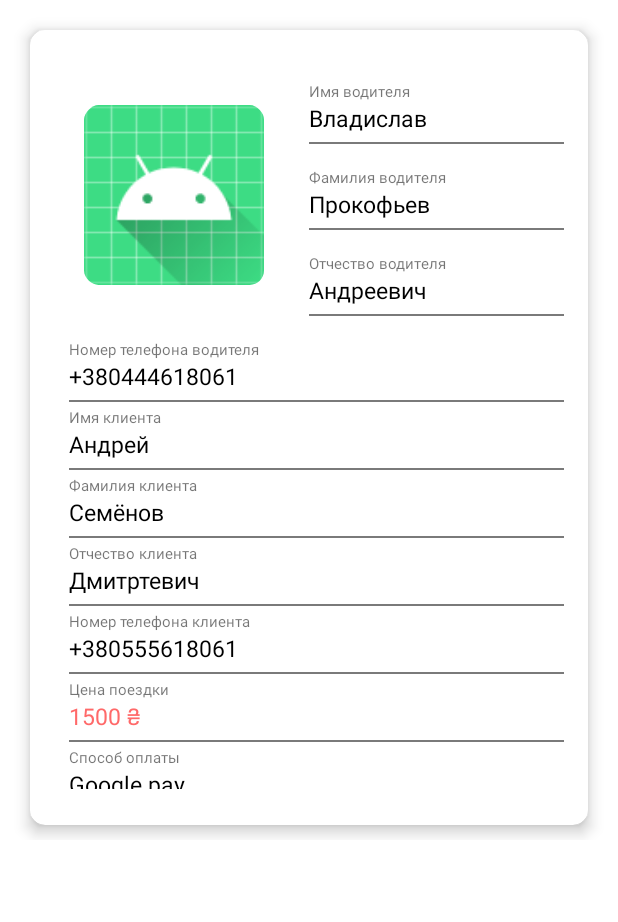
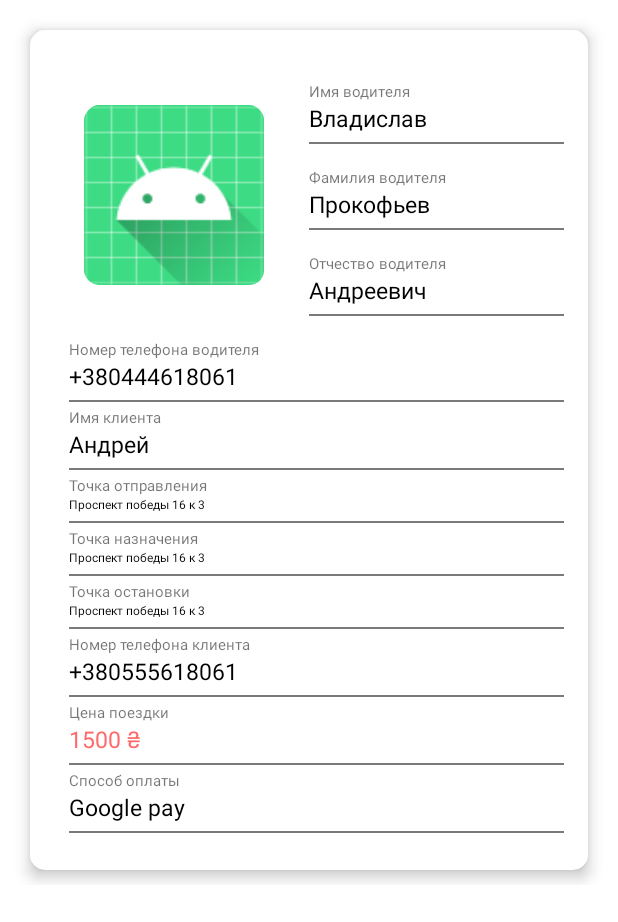
Before and after one commit to IAlwaysCombined/Taxi_app_admin, an Android app: the layout item_statistics.xml on its own in the app's theme, with its tools: preview values and no code run, on a phone screen of 412 x 824 dp. Shown: the top 922 px of the screen. Run offline under Robolectric (Android 15) with nearby library versions, the phone set to English and light mode, and no system bars.

Commit message:
Last version.

```diff
--- a/app/src/main/java/com/example/taxi_app_admin/adapters/OrderCreateAccountDriverAdapter.kt
+++ b/app/src/main/java/com/example/taxi_app_admin/adapters/OrderCreateAccountDriverAdapter.kt
@@ -68,6 +68,8 @@ class OrderCreateAccountDriverAdapter(private var mOrderList: MutableList<Common
             dateMap[CAR] = mOrderList[position].car
             dateMap[CHILD_BLOC] = UNBLOCK
             dateMap[CAR_NUMBER] = mOrderList[position].car_number
+            dateMap[CHILD_ROLE] = DRIVER_ROLE
+            dateMap[CHILD_EMAIL_DRIVER] = mOrderList[position].email_driver
             dateMap[PHONE_NUMBER_DRIVER] = mOrderList[position].phone_number_driver
             REF_DATABASE_ROOT.child(NODE_DRIVERS).child(mOrderList[position].uid).updateChildren(dateMap)
             showToast(APP_ACTIVITY.getString(R.string.driver_created_toast))
--- a/app/src/main/java/com/example/taxi_app_admin/adapters/RideStatisticsAdapter.kt
+++ b/app/src/main/java/com/example/taxi_app_admin/adapters/RideStatisticsAdapter.kt
@@ -21,8 +21,9 @@ class RideStatisticsAdapter(private var mRideList: MutableList<CommonModel>): Re
         val photoDriver: ImageView? = itemView.findViewById(R.id.driver_image_order_create_account)
         //User data
         val nameUser: TextView? = itemView.findViewById(R.id.name_user_ride_item)
-        val lastNameUser: TextView? = itemView.findViewById(R.id.last_name_user_ride_item)
-        val surnameUser: TextView? = itemView.findViewById(R.id.surname_user_ride_item)
+        val startLocation: TextView? = itemView.findViewById(R.id.start_location_ride_item)
+        val endLocation: TextView? = itemView.findViewById(R.id.end_location_ride_item)
+        val stopLocation: TextView? = itemView.findViewById(R.id.stop_location_ride_item)
         val phoneNumberUser: TextView? = itemView.findViewById(R.id.phone_number_user_ride_item)
         //Ride data
         val coastRide: TextView? = itemView.findViewById(R.id.coast_ride_ride_item)
@@ -39,12 +40,14 @@ class RideStatisticsAdapter(private var mRideList: MutableList<CommonModel>): Re
         holder.nameDriver?.text = mRideList[position].name_driver
         holder.lastNameDriver?.text = mRideList[position].last_name_driver
         holder.surnameDriver?.text = mRideList[position].surname_driver
-        holder.phoneNumberDriver?.text = mRideList[position].phone_number
+        holder.phoneNumberDriver?.text = mRideList[position].phone_number_driver
         holder.photoDriver?.downloadAndSetImage(mRideList[position].photo_driver)
+
         holder.nameUser?.text = mRideList[position].name_user
-        holder.lastNameUser?.text = mRideList[position].last_name_user
-        holder.surnameUser?.text = mRideList[position].surname_user
-        holder.phoneNumberUser?.text = mRideList[position].phone_number_user
+        holder.startLocation?.text = mRideList[position].start_ride
+        holder.endLocation?.text = mRideList[position].end_ride
+        holder.stopLocation?.text = mRideList[position].center_ride
+        holder.phoneNumberUser?.text = mRideList[position].phone_user
         holder.coastRide?.text = mRideList[position].coast_ride
         holder.payMethod?.text = mRideList[position].pay_method
     }
--- a/app/src/main/java/com/example/taxi_app_admin/database/databaseValue.kt
+++ b/app/src/main/java/com/example/taxi_app_admin/database/databaseValue.kt
@@ -31,9 +31,11 @@ const val PHONE_NUMBER_DRIVER = "phone_number_driver"
 const val UID_DRIVER = "uid"
 const val CHILD_ROLE = "role"
 const val CHILD_BLOC = "bloc"
+const val CHILD_EMAIL_DRIVER = "email_driver"
 
 //Const role
 const val ADMIN_ROLE = "admin"
+const val DRIVER_ROLE = "driver"
 
 //Block drivers
 const val BLOCK = "block"
--- a/app/src/main/java/com/example/taxi_app_admin/models/CommonModel.kt
+++ b/app/src/main/java/com/example/taxi_app_admin/models/CommonModel.kt
@@ -7,17 +7,21 @@ data class CommonModel (
     val name_driver: String = "",
     val last_name_driver: String = "",
     val surname_driver: String = "",
-    val phone_number: String = "",
+    val phone_user: String = "",
     val car_number: String = "",
     val car: String = "",
     val photo_driver: String = "empty",
     val photo_car: String = "empty",
     val photo_licence: String = "empty",
     val bloc: String = "",
+    val email_driver: String = "",
 
     val name_user: String = "",
     val last_name_user: String = "",
     val surname_user: String = "",
+    val start_ride: String = "",
+    val end_ride: String = "",
+    val center_ride: String = "",
     val phone_number_user: String = "",
     val phone_number_driver: String = "",
 
--- a/app/src/main/res/layout/item_statistics.xml
+++ b/app/src/main/res/layout/item_statistics.xml
@@ -1,13 +1,14 @@
 <?xml version="1.0" encoding="utf-8"?>
 <androidx.constraintlayout.widget.ConstraintLayout xmlns:android="http://schemas.android.com/apk/res/android"
+    xmlns:tools="http://schemas.android.com/tools"
     android:layout_width="match_parent"
-    android:layout_height="560dp"
+    android:layout_height="590dp"
     xmlns:app="http://schemas.android.com/apk/res-auto">
 
     <androidx.cardview.widget.CardView
         style="@style/card_view_style"
         android:layout_width="match_parent"
-        android:layout_height="530dp"
+        android:layout_height="560dp"
         app:layout_constraintTop_toTopOf="parent"
         app:layout_constraintStart_toStartOf="parent"
         app:layout_constraintEnd_toEndOf="parent">
@@ -129,53 +130,80 @@
                 app:layout_constraintTop_toBottomOf="@+id/name_user_ride_item" />
 
             <TextView
-                android:id="@+id/last_name_user_item_ride_description"
+                android:id="@+id/start_location_item_ride_description"
                 style="@style/description_data_text_view_style"
-                android:text="@string/last_name_user_item_description_text_view"
+                android:text="@string/start_location_text_view"
                 app:layout_constraintStart_toStartOf="parent"
                 app:layout_constraintTop_toBottomOf="@+id/name_user_ride_item" />
 
             <TextView
-                android:id="@+id/last_name_user_ride_item"
+                android:id="@+id/start_location_ride_item"
                 style="@style/data_text_view_style"
-                android:text="Семёнов"
+                android:textSize="8sp"
+                android:text="Проспект победы 16 к 3"
                 app:layout_constraintStart_toStartOf="parent"
-                app:layout_constraintTop_toBottomOf="@+id/last_name_user_item_ride_description" />
+                app:layout_constraintTop_toBottomOf="@+id/start_location_item_ride_description"
+                tools:ignore="SmallSp" />
 
             <View
                 style="@style/under_line_view_style"
                 android:layout_width="match_parent"
                 app:layout_constraintEnd_toEndOf="parent"
                 app:layout_constraintStart_toStartOf="parent"
-                app:layout_constraintTop_toBottomOf="@+id/last_name_user_ride_item" />
+                app:layout_constraintTop_toBottomOf="@+id/stop_location_ride_item" />
 
             <TextView
-                android:id="@+id/surname_user_item_ride_description"
+                android:id="@+id/end_location_item_ride_description"
                 style="@style/description_data_text_view_style"
-                android:text="@string/surname_user_item_description_text_view"
+                android:text="@string/end_location_text_view"
                 app:layout_constraintStart_toStartOf="parent"
-                app:layout_constraintTop_toBottomOf="@+id/last_name_user_ride_item" />
+                app:layout_constraintTop_toBottomOf="@+id/start_location_ride_item" />
 
             <TextView
-                android:id="@+id/surname_user_ride_item"
+                android:id="@+id/end_location_ride_item"
                 style="@style/data_text_view_style"
-                android:text="Дмитртевич"
+                android:textSize="8sp"
+                android:text="Проспект победы 16 к 3"
                 app:layout_constraintStart_toStartOf="parent"
-                app:layout_constraintTop_toBottomOf="@+id/surname_user_item_ride_description" />
+                app:layout_constraintTop_toBottomOf="@+id/end_location_item_ride_description"
+                tools:ignore="SmallSp" />
 
             <View
                 style="@style/under_line_view_style"
                 android:layout_width="match_parent"
                 app:layout_constraintEnd_toEndOf="parent"
                 app:layout_constraintStart_toStartOf="parent"
-                app:layout_constraintTop_toBottomOf="@+id/surname_user_ride_item" />
+                app:layout_constraintTop_toBottomOf="@+id/start_location_ride_item" />
+
+            <TextView
+                android:id="@+id/stop_location_item_ride_description"
+                style="@style/description_data_text_view_style"
+                android:text="@string/stop_location_text_view"
+                app:layout_constraintStart_toStartOf="parent"
+                app:layout_constraintTop_toBottomOf="@+id/end_location_ride_item" />
+
+            <TextView
+                android:id="@+id/stop_location_ride_item"
+                style="@style/data_text_view_style"
+                android:textSize="8sp"
+                android:text="Проспект победы 16 к 3"
+                app:layout_constraintStart_toStartOf="parent"
+                app:layout_constraintTop_toBottomOf="@+id/stop_location_item_ride_description"
+                tools:ignore="SmallSp" />
+
+            <View
+                style="@style/under_line_view_style"
+                android:layout_width="match_parent"
+                app:layout_constraintEnd_toEndOf="parent"
+                app:layout_constraintStart_toStartOf="parent"
+                app:layout_constraintTop_toBottomOf="@+id/end_location_ride_item" />
 
             <TextView
                 android:id="@+id/phone_number_user_item_ride_description"
                 style="@style/description_data_text_view_style"
                 android:text="@string/phone_number_user_item_description_text_view"
                 app:layout_constraintStart_toStartOf="parent"
-                app:layout_constraintTop_toBottomOf="@+id/surname_user_ride_item" />
+                app:layout_constraintTop_toBottomOf="@+id/stop_location_ride_item" />
 
             <TextView
                 android:id="@+id/phone_number_user_ride_item"
--- a/app/src/main/res/values/strings.xml
+++ b/app/src/main/res/values/strings.xml
@@ -15,8 +15,6 @@
     <!-- Card view ride card string -->
     <string name="coast_ride_item_description_text_view">Цена поездки</string>
     <string name="name_user_item_description_text_view">Имя клиента</string>
-    <string name="last_name_user_item_description_text_view">Фамилия клиента</string>
-    <string name="surname_user_item_description_text_view">Отчество клиента</string>
     <string name="phone_number_user_item_description_text_view">Номер телефона клиента</string>
     <string name="coast_ride_user_item_description_text_view">Цена поездки</string>
     <string name="pay_method_user_item_description_text_view">Способ оплаты</string>
@@ -27,6 +25,9 @@
     <string name="driver_order_deleted">Заявка удалена</string>
     <string name="driver_deleted">Водитель удален</string>
     <string name="block_driver_item_description_text_view">Статус</string>
+    <string name="stop_location_text_view">Точка остановки</string>
+    <string name="end_location_text_view">Точка назначения</string>
+    <string name="start_location_text_view">Точка отправления</string>
     <!-- toast -->
     <string name="something_went_wrong_toast">Что-то пошло не так!</string>
     <string name="email_edt_text_not_filled_toast">Заполните поле email</string>
```
Also changed, not shown: 1 other file.
